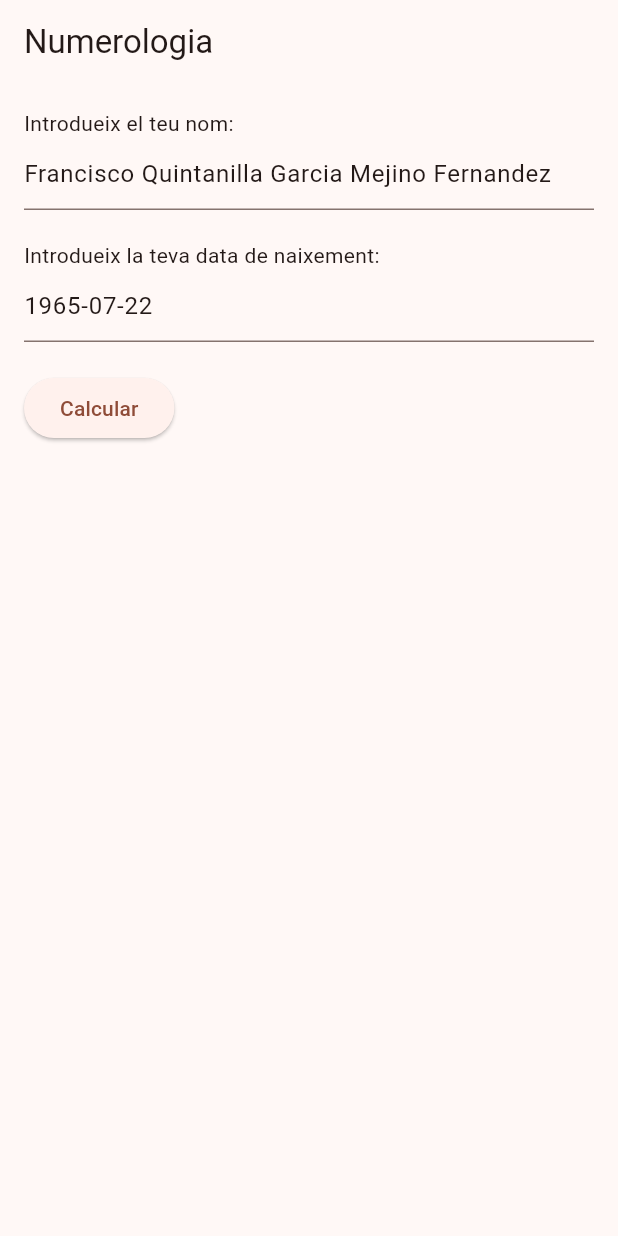
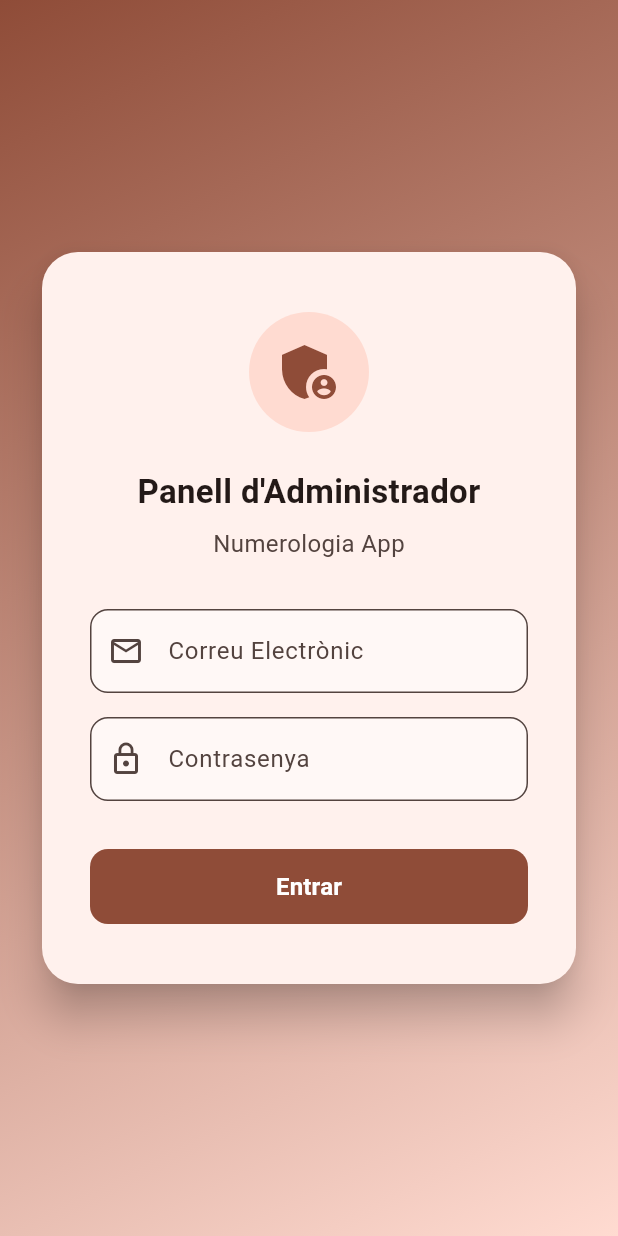
Before and after one commit to 7daviid7/NumerologiaFlutter, a Flutter app: the screen it shows after launch, on a phone screen of 412 x 824 dp. Run offline on Flutter 3.47's test engine with Material 3 defaults, Android fonts, the phone set to English and light mode, and no system bars; our stand-ins replace cloud_firestore, diacritic, firebase_auth, firebase_core, flutter_markdown, flutter_svg and 2 more; accounts and stored records are empty.

Commit message:
canvis bastant definitius

```diff
--- a/lib/main.dart
+++ b/lib/main.dart
@@ -7,6 +7,8 @@ import 'package:flutter_localizations/flutter_localizations.dart';
 import 'package:firebase_core/firebase_core.dart';
 import 'firebase_options.dart';
 import 'pages/shared_interpretation_page.dart';
+import 'package:firebase_auth/firebase_auth.dart';
+import 'pages/login_page.dart';
 
 void main() async {
   WidgetsFlutterBinding.ensureInitialized();
@@ -26,40 +28,60 @@ class MyApp extends StatelessWidget {
 
   @override
   Widget build(BuildContext context) {
-    // Check for query parameters if running on Web
-    String? initialDocId;
-    if (kIsWeb) {
-      final uri = Uri.base;
-      if (uri.queryParameters.containsKey('id')) {
-        initialDocId = uri.queryParameters['id'];
-        print('DEBUG: Found ID in URL: $initialDocId');
-      }
-    }
-
     return MaterialApp(
       title: 'Numerologia',
       theme: ThemeData(
         useMaterial3: true,
         colorScheme: ColorScheme.fromSeed(seedColor: Colors.deepOrange),
       ),
-      // If we have an ID, show the shared page, otherwise normal InputPage
-      home: initialDocId != null
-          ? SharedInterpretationPage(docId: initialDocId)
-          : InputPage(),
+      home: AuthWrapper(),
       debugShowCheckedModeBanner: false,
-
-      // Configuració de localitzacions
       localizationsDelegates: [
         GlobalMaterialLocalizations.delegate,
         GlobalWidgetsLocalizations.delegate,
         GlobalCupertinoLocalizations.delegate,
       ],
       supportedLocales: [
-        const Locale('es', 'ES'), // Suport per espanyol
-        const Locale('en', 'US'), // Suport per anglès (opcional)
+        const Locale('es', 'ES'),
+        const Locale('en', 'US'),
       ],
-      locale: const Locale(
-          'es', 'ES'), // Estableix l'espanyol com a idioma per defecte
+      locale: const Locale('es', 'ES'),
     );
   }
 }
+
+class AuthWrapper extends StatelessWidget {
+  @override
+  Widget build(BuildContext context) {
+    // 1. Check for shared link ID in URL (Public Access)
+    // If an ID exists, we bypass login and go straight to the shared page.
+    if (kIsWeb) {
+      final uri = Uri.base;
+      if (uri.queryParameters.containsKey('id')) {
+        final docId = uri.queryParameters['id'];
+        if (docId != null && docId.isNotEmpty) {
+          print('DEBUG: Found Public ID: $docId');
+          return SharedInterpretationPage(docId: docId);
+        }
+      }
+    }
+
+    // 2. Check Auth State (Admin Access)
+    return StreamBuilder<User?>(
+      stream: FirebaseAuth.instance.authStateChanges(),
+      builder: (context, snapshot) {
+        if (snapshot.connectionState == ConnectionState.waiting) {
+          return Scaffold(body: Center(child: CircularProgressIndicator()));
+        }
+
+        // If user is logged in -> Show App
+        if (snapshot.hasData) {
+          return InputPage();
+        }
+
+        // If not logged in -> Show Login
+        return LoginPage();
+      },
+    );
+  }
+}
--- a/lib/pages/ai_interpretation_page.dart
+++ b/lib/pages/ai_interpretation_page.dart
@@ -517,7 +517,8 @@ class _AIInterpretationPageState extends State<AIInterpretationPage> {
     try {
       final historyService = HistoryService();
       // Guardar el link compartit
-      final docId = await historyService.createSharedLink(_interpretation!);
+      final docId = await historyService.createSharedLink(_interpretation!,
+          originalDocId: _currentDocId);
 
       Navigator.pop(context); // Tancar loading
 
--- /dev/null
+++ b/lib/pages/login_page.dart
@@ -0,0 +1,166 @@
+import 'package:flutter/material.dart';
+import '../services/auth_service.dart';
+
+class LoginPage extends StatefulWidget {
+  @override
+  _LoginPageState createState() => _LoginPageState();
+}
+
+class _LoginPageState extends State<LoginPage> {
+  final _emailController = TextEditingController();
+  final _passwordController = TextEditingController();
+  final AuthService _authService = AuthService();
+  bool _isLoading = false;
+
+  @override
+  void dispose() {
+    _emailController.dispose();
+    _passwordController.dispose();
+    super.dispose();
+  }
+
+  Future<void> _login() async {
+    setState(() {
+      _isLoading = true;
+    });
+
+    try {
+      await _authService.signIn(
+        email: _emailController.text.trim(),
+        password: _passwordController.text.trim(),
+      );
+      // Main.dart will automatically redirect on auth change
+    } catch (e) {
+      ScaffoldMessenger.of(context).showSnackBar(
+        SnackBar(content: Text(e.toString().replaceAll('Exception:', ''))),
+      );
+    } finally {
+      if (mounted) {
+        setState(() {
+          _isLoading = false;
+        });
+      }
+    }
+  }
+
+  @override
+  Widget build(BuildContext context) {
+    return Scaffold(
+      // Gradient Background
+      body: Container(
+        decoration: BoxDecoration(
+          gradient: LinearGradient(
+            begin: Alignment.topLeft,
+            end: Alignment.bottomRight,
+            colors: [
+              Theme.of(context).colorScheme.primary,
+              Theme.of(context).colorScheme.secondaryContainer,
+            ],
+          ),
+        ),
+        child: Center(
+          child: SingleChildScrollView(
+            padding: EdgeInsets.all(24.0),
+            child: ConstrainedBox(
+              constraints: BoxConstraints(maxWidth: 400),
+              child: Card(
+                elevation: 12,
+                shape: RoundedRectangleBorder(
+                    borderRadius: BorderRadius.circular(24)),
+                child: Padding(
+                  padding: const EdgeInsets.symmetric(
+                      vertical: 40.0, horizontal: 32.0),
+                  child: Column(
+                    mainAxisSize: MainAxisSize.min,
+                    children: [
+                      Container(
+                        padding: EdgeInsets.all(16),
+                        decoration: BoxDecoration(
+                          color: Theme.of(context).colorScheme.primaryContainer,
+                          shape: BoxShape.circle,
+                        ),
+                        child: Icon(Icons.admin_panel_settings,
+                            size: 48,
+                            color: Theme.of(context).colorScheme.primary),
+                      ),
+                      SizedBox(height: 24),
+                      Text(
+                        'Panell d\'Administrador',
+                        style: TextStyle(
+                          fontSize: 22,
+                          fontWeight: FontWeight.bold,
+                          color: Theme.of(context).colorScheme.onSurface,
+                        ),
+                        textAlign: TextAlign.center,
+                      ),
+                      SizedBox(height: 8),
+                      Text(
+                        'Numerologia App',
+                        style: TextStyle(
+                            fontSize: 16,
+                            color:
+                                Theme.of(context).colorScheme.onSurfaceVariant),
+                      ),
+                      SizedBox(height: 32),
+                      TextField(
+                        controller: _emailController,
+                        decoration: InputDecoration(
+                          labelText: 'Correu Electrònic',
+                          prefixIcon: Icon(Icons.email_outlined),
+                          border: OutlineInputBorder(
+                              borderRadius: BorderRadius.circular(12)),
+                          filled: true,
+                          fillColor: Theme.of(context).colorScheme.surface,
+                        ),
+                        keyboardType: TextInputType.emailAddress,
+                        textInputAction: TextInputAction.next,
+                      ),
+                      SizedBox(height: 16),
+                      TextField(
+                        controller: _passwordController,
+                        decoration: InputDecoration(
+                          labelText: 'Contrasenya',
+                          prefixIcon: Icon(Icons.lock_outline),
+                          border: OutlineInputBorder(
+                              borderRadius: BorderRadius.circular(12)),
+                          filled: true,
+                          fillColor: Theme.of(context).colorScheme.surface,
+                        ),
+                        obscureText: true,
+                        textInputAction: TextInputAction.done,
+                        onSubmitted: (_) => _login(),
+                      ),
+                      SizedBox(height: 32),
+                      SizedBox(
+                        width: double.infinity,
+                        height: 50,
+                        child: FilledButton(
+                          onPressed: _isLoading ? null : _login,
+                          style: FilledButton.styleFrom(
+                            shape: RoundedRectangleBorder(
+                              borderRadius: BorderRadius.circular(12),
+                            ),
+                          ),
+                          child: _isLoading
+                              ? SizedBox(
+                                  height: 24,
+                                  width: 24,
+                                  child: CircularProgressIndicator(
+                                      color: Colors.white, strokeWidth: 2))
+                              : Text('Entrar',
+                                  style: TextStyle(
+                                      fontSize: 16,
+                                      fontWeight: FontWeight.bold)),
+                        ),
+                      ),
+                    ],
+                  ),
+                ),
+              ),
+            ),
+          ),
+        ),
+      ),
+    );
+  }
+}
--- a/pubspec.yaml
+++ b/pubspec.yaml
@@ -27,6 +27,7 @@ dependencies:
   flutter_markdown: ^0.7.7+1
   firebase_core: ^3.6.0
   cloud_firestore: ^5.4.0
+  firebase_auth: ^5.7.0
 
 
 
```
Also changed, not shown: lib/pages/feedback_detail_page.dart (added, +205 -0 lines), lib/pages/feedback_list_page.dart (added, +156 -0 lines), lib/pages/input_page.dart (+31 -0 lines), lib/services/auth_service.dart (added, +33 -0 lines), lib/services/history_service.dart (+39 -1 lines), pubspec.lock, 4 other files.
